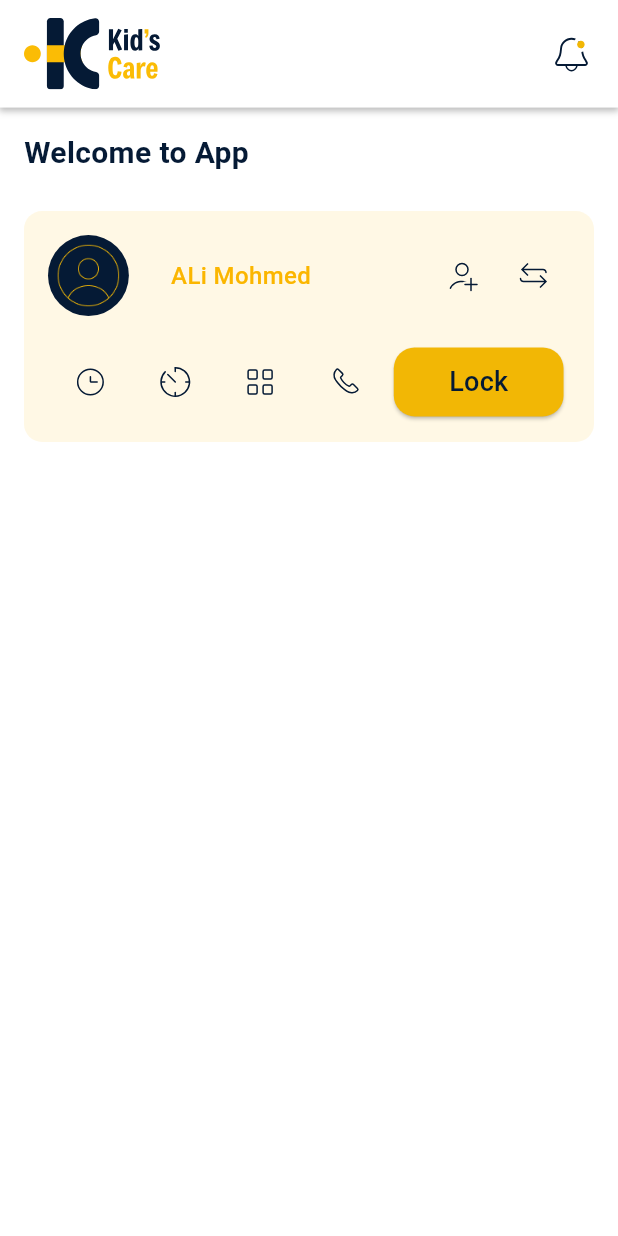
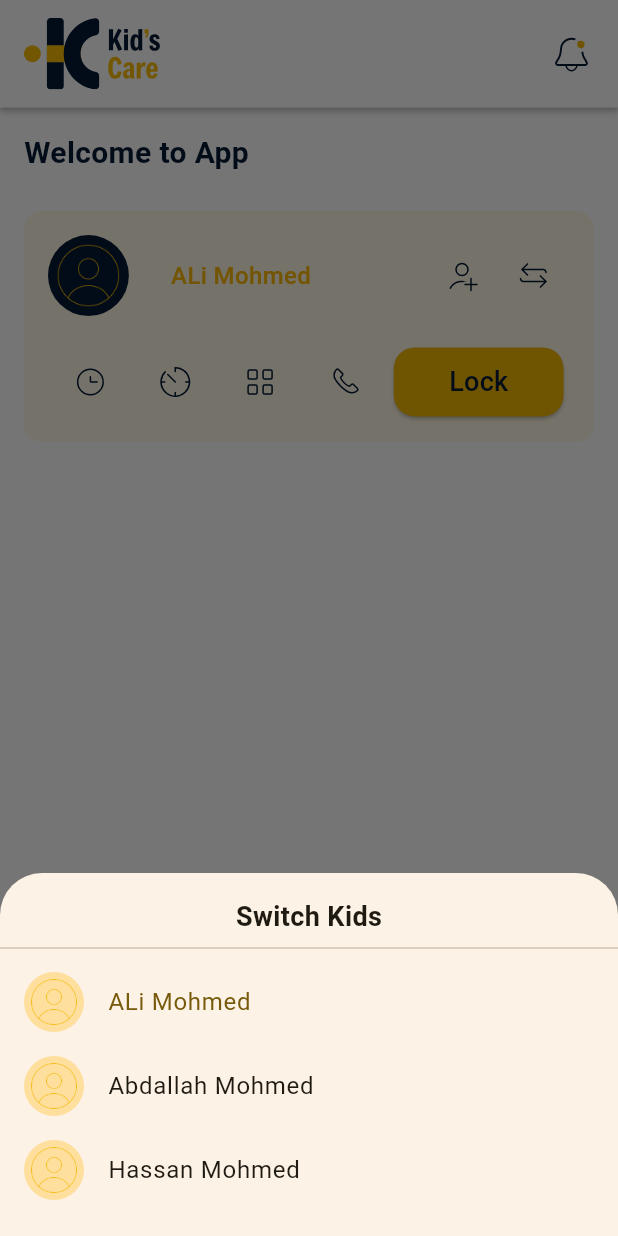
Before and after one commit to abdallahzahran/Kid-sCare_ai, a Flutter app: the HomeTab widget shown alone on an empty page, opened directly, after a tap on an icon or button, on a phone screen of 412 x 824 dp. Run offline on Flutter 3.47's test engine with Material 3 defaults, Android fonts, the phone set to English and light mode, and no system bars; our stand-ins replace bloc, flutter_bloc, flutter_native_splash, flutter_svg, get, shared_preferences; accounts and stored records are empty; network calls fail; Roboto replaces fonts that are missing (Lexend_Deca).

Commit message:
first commit

```diff
--- a/KidsCare/lib/features/home/views/home_view.dart
+++ b/KidsCare/lib/features/home/views/home_view.dart
@@ -5,6 +5,7 @@ import 'package:kidscare/features/home/widgets/custom_user_card.dart';
 import 'package:kidscare/features/profile/views/profile.dart';
 import 'package:kidscare/features/splash/views/add_kid.dart';
 import 'package:kidscare/features/dashboard/views/dashboard_view.dart';
+import 'package:kidscare/core/utils/app_assets.dart';
 
 class HomeView extends StatefulWidget {
   const HomeView({super.key});
@@ -64,8 +65,26 @@ class _HomeViewState extends State<HomeView> {
   }
 }
 
-class HomeTab extends StatelessWidget {
+class HomeTab extends StatefulWidget {
   const HomeTab({super.key});
+
+  @override
+  State<HomeTab> createState() => _HomeTabState();
+}
+
+class _HomeTabState extends State<HomeTab> {
+  final List<Kid> kids = [
+    Kid(name: 'ALi Mohmed', avatarAsset: AppAssets.image),
+    Kid(name: 'Abdallah Mohmed', avatarAsset: AppAssets.image),
+    Kid(name: 'Hassan Mohmed', avatarAsset: AppAssets.image),
+  ];
+  int selectedKid = 0;
+
+  void switchKid(int index) {
+    setState(() {
+      selectedKid = index;
+    });
+  }
 
   @override
   Widget build(BuildContext context) {
@@ -88,8 +107,20 @@ class HomeTab extends StatelessWidget {
                     ),
                   ),
                 ),
-                CustomUserCard(),
-
+                CustomUserCard(
+                  kid: kids[selectedKid],
+                  onSwitchKid: () => showModalBottomSheet(
+                    context: context,
+                    builder: (_) => SwitchKidSheet(
+                      kids: kids,
+                      selected: selectedKid,
+                      onSelect: (i) {
+                        switchKid(i);
+                        Navigator.pop(context);
+                      },
+                    ),
+                  ),
+                ),
               ],
             ),
           ),
@@ -98,3 +129,35 @@ class HomeTab extends StatelessWidget {
     );
   }
 }
+
+class Kid {
+  final String name;
+  final String avatarAsset;
+  Kid({required this.name, required this.avatarAsset});
+}
+
+class SwitchKidSheet extends StatelessWidget {
+  final List<Kid> kids;
+  final int selected;
+  final ValueChanged<int> onSelect;
+  const SwitchKidSheet({super.key, required this.kids, required this.selected, required this.onSelect});
+
+  @override
+  Widget build(BuildContext context) {
+    return Column(
+      mainAxisSize: MainAxisSize.min,
+      children: [
+        const SizedBox(height: 16),
+        const Text('Switch Kids', style: TextStyle(fontWeight: FontWeight.bold, fontSize: 18)),
+        const Divider(),
+        ...List.generate(kids.length, (i) => ListTile(
+          leading: CircleAvatar(backgroundImage: AssetImage(kids[i].avatarAsset)),
+          title: Text(kids[i].name),
+          selected: i == selected,
+          onTap: () => onSelect(i),
+        )),
+        const SizedBox(height: 16),
+      ],
+    );
+  }
+}
--- a/KidsCare/lib/features/home/widgets/custom_user_card.dart
+++ b/KidsCare/lib/features/home/widgets/custom_user_card.dart
@@ -10,9 +10,13 @@ import '../../auth/views/login_view.dart';
 import '../../time/views/bounus_time.dart';
 import '../../time/views/set_time_view.dart';
 import 'custom_action_btn.dart';
+import '../../home/views/home_view.dart';
 
 class CustomUserCard extends StatelessWidget {
-  const CustomUserCard({super.key});
+  final Kid kid;
+  final VoidCallback onSwitchKid;
+
+  const CustomUserCard({super.key, required this.kid, required this.onSwitchKid});
 
   @override
   Widget build(BuildContext context) {
@@ -32,12 +36,11 @@ class CustomUserCard extends StatelessWidget {
                   margin: EdgeInsetsDirectional.only(end: 16),
                   height: MyResponsive.height(context, value: 60),
                   width: MyResponsive.height(context, value: 60),
-                  // child:  Image.asset(AppAssets.image,),
                   decoration: BoxDecoration(
                     color: AppColors.blue,
                     shape: BoxShape.circle,
                     image: DecorationImage(
-                      image: AssetImage(AppAssets.image),
+                      image: AssetImage(kid.avatarAsset),
                       fit: BoxFit.contain,
                     ),
                   ),
@@ -48,7 +51,7 @@ class CustomUserCard extends StatelessWidget {
               ),
               SizedBox(width: 12),
               Text(
-                'ALi Mohmed',
+                kid.name,
                 style: TextStyle(
                   fontSize: 16,
                   fontWeight: FontWeight.w500,
@@ -57,16 +60,13 @@ class CustomUserCard extends StatelessWidget {
               ),
               Spacer(),
               RegisterKidView(),
-
               CustomActionBottom(
                 icon: CustomSvg(assetPath: AppAssets.switchKid),
-                onPressed: () {},
+                onPressed: onSwitchKid,
               ),
             ],
           ),
-
           SizedBox(height: 20),
-
           Row(
             mainAxisAlignment: MainAxisAlignment.spaceAround,
             children: [
@@ -76,7 +76,6 @@ class CustomUserCard extends StatelessWidget {
                 onPressed: () async {
                   final minutes = await BounusTimeView.showBounusTime(context);
                   if (minutes != null) {
-                    // TODO: Handle the bonus time minutes
                     print('Bonus time: $minutes minutes');
                   }
                 },
@@ -89,7 +88,6 @@ class CustomUserCard extends StatelessWidget {
                 icon: CustomSvg(assetPath: AppAssets.calls),
                 onPressed: () {},
               ),
-
               ElevatedButton(
                 onPressed: (){},
                 style: ElevatedButton.styleFrom(
@@ -102,7 +100,7 @@ class CustomUserCard extends StatelessWidget {
                   padding: const EdgeInsets.symmetric(
                     horizontal: 37.0,
                     vertical: 10.0,
-                  ), // التحكم بالحجم من هنا
+                  ),
                 ),
                 child: Text('Lock',
                   textAlign: TextAlign.center,
```
